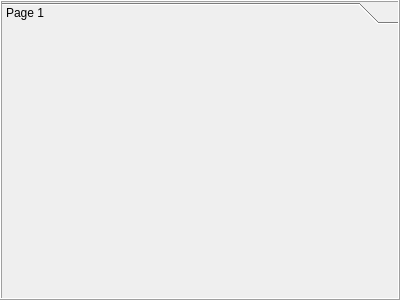
The window that client/src/editors/TeraForm.ui (introlab/openteraplus) describes before a commit, drawn with Qt 5.
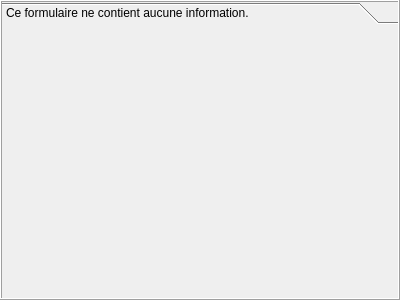
The same window after the commit.

```diff
--- a/client/src/editors/TeraForm.ui
+++ b/client/src/editors/TeraForm.ui
@@ -136,7 +136,7 @@
        </rect>
       </property>
       <attribute name="label">
-       <string>Page 1</string>
+       <string>Ce formulaire ne contient aucune information.</string>
       </attribute>
      </widget>
     </widget>
```
Left out of the diff: 2 changed lines with no effect on the pictures.
